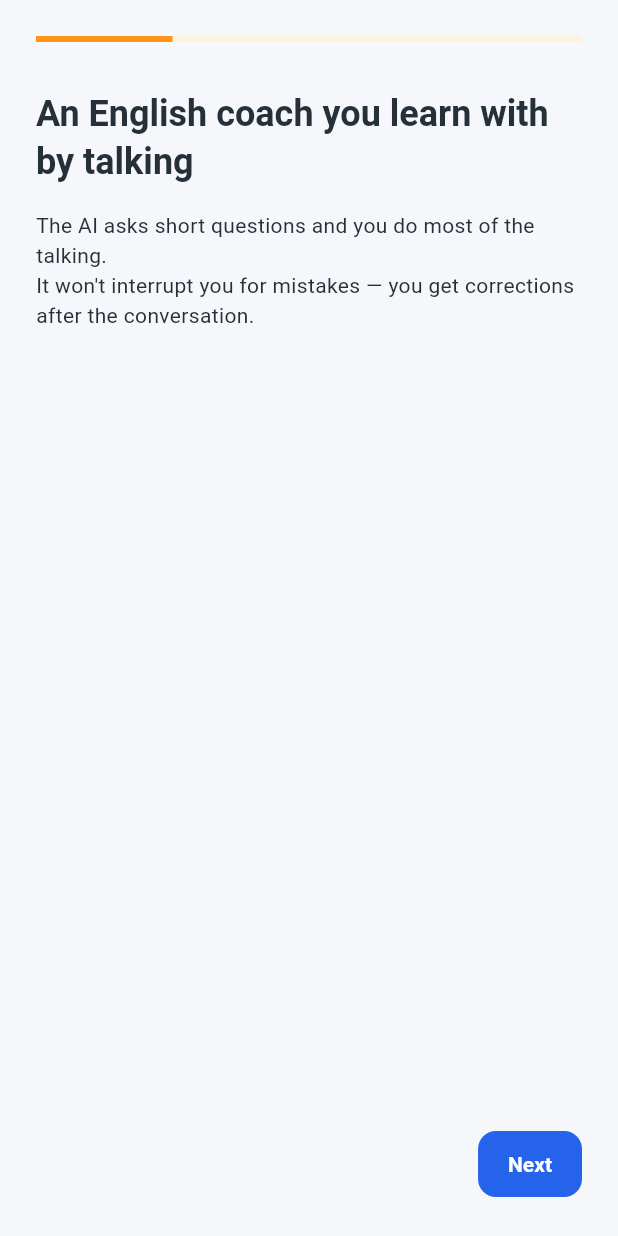
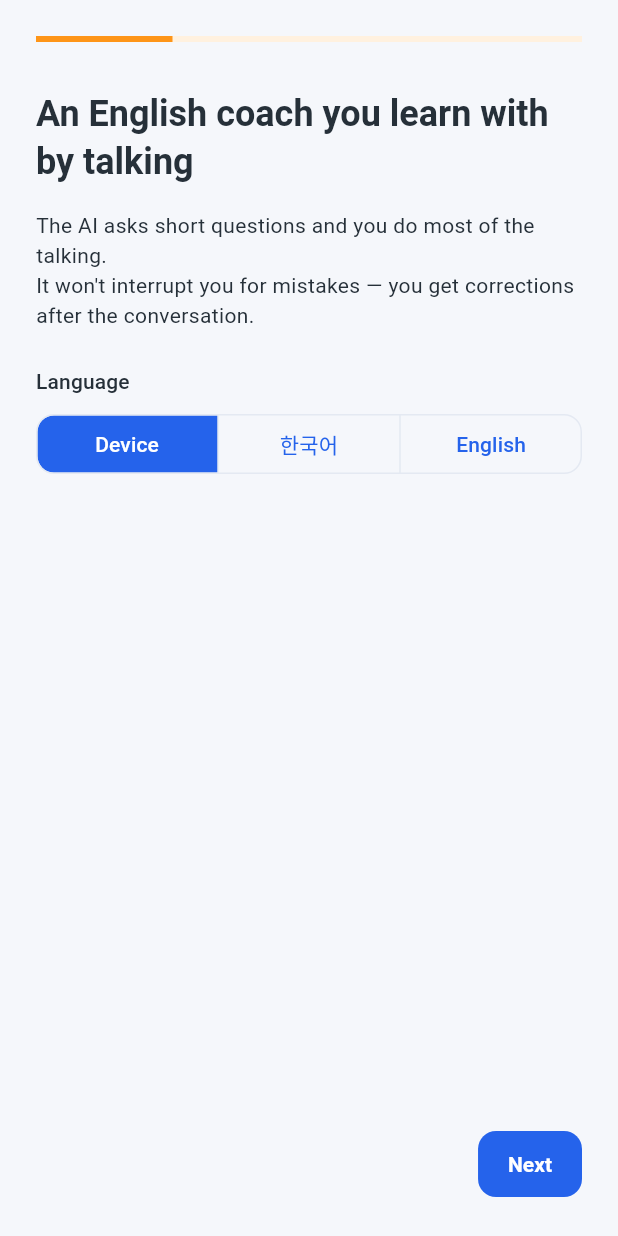
Before and after one commit to leejaegyung/eng-talk-, a Flutter app: the screen it shows after launch, on a phone screen of 412 x 824 dp. Run offline on Flutter 3.47's test engine with Material 3 defaults, Android fonts, the phone set to English and light mode, and no system bars; our stand-ins replace audioplayers, drift, drift_flutter, flutter_riverpod, flutter_secure_storage, flutter_tts and 3 more; missing offline and left inert: record; accounts and stored records are empty; generated files the repository leaves out were written again.

Commit message:
feat: choose the app language in onboarding and settings
Co-Authored-By: Claude Opus 5.5 <noreply@anthropic.com>

```diff
--- a/apps/flutter_app/lib/app/app.dart
+++ b/apps/flutter_app/lib/app/app.dart
@@ -1,6 +1,7 @@
 import 'package:flutter/material.dart';
 import 'package:flutter_riverpod/flutter_riverpod.dart';
 
+import 'app_language.dart';
 import 'l10n/gen/app_localizations.dart';
 import 'router.dart';
 import 'theme.dart';
@@ -14,6 +15,7 @@ class SpeakingCoachApp extends ConsumerWidget {
       onGenerateTitle: (context) => AppLocalizations.of(context).appTitle,
       theme: buildLightTheme(),
       darkTheme: buildDarkTheme(),
+      locale: ref.watch(appLanguageProvider).value,
       localizationsDelegates: AppLocalizations.localizationsDelegates,
       supportedLocales: AppLocalizations.supportedLocales,
       routerConfig: ref.watch(routerProvider),
--- a/apps/flutter_app/lib/app/l10n/app_en.arb
+++ b/apps/flutter_app/lib/app/l10n/app_en.arb
@@ -313,5 +313,9 @@
   "settingsAutoBargeInNote": "With auto-listen on, it also listens while the AI speaks. On speakers the AI's own voice can be heard as yours, so turn this on only with earphones.",
   "settingsDiagnostics": "Export diagnostics",
   "settingsDiagnosticsNote": "Saves the app's error log ({count} recent) to a file, without conversations or keys. Attach it when reporting a problem.",
-  "settingsDiagnosticsClear": "Clear error log"
+  "settingsDiagnosticsClear": "Clear error log",
+  "languageLabel": "Language",
+  "languageSystem": "Device",
+  "languageKo": "한국어",
+  "languageEn": "English"
 }
--- a/apps/flutter_app/lib/app/l10n/app_ko.arb
+++ b/apps/flutter_app/lib/app/l10n/app_ko.arb
@@ -648,5 +648,9 @@
       }
     }
   },
-  "settingsDiagnosticsClear": "오류 기록 지우기"
+  "settingsDiagnosticsClear": "오류 기록 지우기",
+  "languageLabel": "언어",
+  "languageSystem": "기기 설정",
+  "languageKo": "한국어",
+  "languageEn": "English"
 }
--- a/apps/flutter_app/lib/app/l10n/gen/app_localizations.dart
+++ b/apps/flutter_app/lib/app/l10n/gen/app_localizations.dart
@@ -1981,6 +1981,30 @@ abstract class AppLocalizations {
   /// In ko, this message translates to:
   /// **'오류 기록 지우기'**
   String get settingsDiagnosticsClear;
+
+  /// No description provided for @languageLabel.
+  ///
+  /// In ko, this message translates to:
+  /// **'언어'**
+  String get languageLabel;
+
+  /// No description provided for @languageSystem.
+  ///
+  /// In ko, this message translates to:
+  /// **'기기 설정'**
+  String get languageSystem;
+
+  /// No description provided for @languageKo.
+  ///
+  /// In ko, this message translates to:
+  /// **'한국어'**
+  String get languageKo;
+
+  /// No description provided for @languageEn.
+  ///
+  /// In ko, this message translates to:
+  /// **'English'**
+  String get languageEn;
 }
 
 class _AppLocalizationsDelegate
--- a/apps/flutter_app/lib/app/l10n/gen/app_localizations_en.dart
+++ b/apps/flutter_app/lib/app/l10n/gen/app_localizations_en.dart
@@ -1091,4 +1091,16 @@ class AppLocalizationsEn extends AppLocalizations {
 
   @override
   String get settingsDiagnosticsClear => 'Clear error log';
+
+  @override
+  String get languageLabel => 'Language';
+
+  @override
+  String get languageSystem => 'Device';
+
+  @override
+  String get languageKo => '한국어';
+
+  @override
+  String get languageEn => 'English';
 }
--- a/apps/flutter_app/lib/app/l10n/gen/app_localizations_ko.dart
+++ b/apps/flutter_app/lib/app/l10n/gen/app_localizations_ko.dart
@@ -1057,4 +1057,16 @@ class AppLocalizationsKo extends AppLocalizations {
 
   @override
   String get settingsDiagnosticsClear => '오류 기록 지우기';
+
+  @override
+  String get languageLabel => '언어';
+
+  @override
+  String get languageSystem => '기기 설정';
+
+  @override
+  String get languageKo => '한국어';
+
+  @override
+  String get languageEn => 'English';
 }
--- a/apps/flutter_app/lib/domain/settings/settings_store.dart
+++ b/apps/flutter_app/lib/domain/settings/settings_store.dart
@@ -7,6 +7,9 @@ abstract interface class SettingsStore {
 
 abstract final class SettingKeys {
   static const onboardingDone = 'onboarding.done';
+
+  /// 'ko', 'en' or 'system' (unset = system).
+  static const appLanguage = 'app.language';
 
   /// Read AI replies aloud by default ('true'/'false'; unset = true).
   static const speakReplies = 'voice.speak_replies';
--- /dev/null
+++ b/apps/flutter_app/lib/features/common/language_picker.dart
@@ -0,0 +1,29 @@
+import 'package:flutter/material.dart';
+import 'package:flutter_riverpod/flutter_riverpod.dart';
+
+import '../../app/app_language.dart';
+import '../../app/l10n/gen/app_localizations.dart';
+
+/// Device / 한국어 / English. Labels stay in their own language so they
+/// can be found whatever is shown now.
+class LanguagePicker extends ConsumerWidget {
+  const LanguagePicker({super.key});
+
+  @override
+  Widget build(BuildContext context, WidgetRef ref) {
+    final l10n = AppLocalizations.of(context);
+    final current = ref.watch(appLanguageProvider).value?.languageCode;
+    return SegmentedButton<String>(
+      segments: [
+        ButtonSegment(value: 'system', label: Text(l10n.languageSystem)),
+        ButtonSegment(value: 'ko', label: Text(l10n.languageKo)),
+        ButtonSegment(value: 'en', label: Text(l10n.languageEn)),
+      ],
+      selected: {current ?? 'system'},
+      showSelectedIcon: false,
+      onSelectionChanged: (v) => ref
+          .read(appLanguageProvider.notifier)
+          .set(v.single == 'system' ? null : v.single),
+    );
+  }
+}
--- a/apps/flutter_app/lib/features/onboarding/onboarding_screen.dart
+++ b/apps/flutter_app/lib/features/onboarding/onboarding_screen.dart
@@ -4,6 +4,7 @@ import 'package:flutter_riverpod/flutter_riverpod.dart';
 import '../../app/l10n/gen/app_localizations.dart';
 import '../common/failure_text.dart';
 import '../common/goal_picker.dart';
+import '../common/language_picker.dart';
 import '../common/privacy_notice.dart';
 import 'onboarding_controller.dart';
 
@@ -21,7 +22,13 @@ class OnboardingScreen extends ConsumerWidget {
     final (title, body, actions) = switch (s.step) {
       OnboardingStep.welcome => (
         l10n.onboardingWelcomeTitle,
-        <Widget>[Text(l10n.onboardingWelcomeBody)],
+        <Widget>[
+          Text(l10n.onboardingWelcomeBody),
+          const SizedBox(height: 24),
+          Text(l10n.languageLabel, style: theme.textTheme.titleSmall),
+          const SizedBox(height: 8),
+          const LanguagePicker(),
+        ],
         <Widget>[
           FilledButton(onPressed: ctrl.next, child: Text(l10n.onboardingNext)),
         ],
--- a/apps/flutter_app/lib/features/settings/settings_screen.dart
+++ b/apps/flutter_app/lib/features/settings/settings_screen.dart
@@ -4,6 +4,7 @@ import 'package:flutter_riverpod/flutter_riverpod.dart';
 import '../../app/l10n/gen/app_localizations.dart';
 import '../common/failure_text.dart';
 import '../common/goal_picker.dart';
+import '../common/language_picker.dart';
 import '../common/privacy_notice.dart';
 import 'ai_choice_settings.dart';
 import 'settings_controller.dart';
@@ -95,6 +96,11 @@ class SettingsScreen extends ConsumerWidget {
                 ),
               ),
               const AiChoiceSettings(),
+              section(l10n.languageLabel),
+              const Padding(
+                padding: EdgeInsets.fromLTRB(16, 4, 16, 8),
+                child: LanguagePicker(),
+              ),
               section(l10n.goalsTitle),
               const Padding(
                 padding: EdgeInsets.fromLTRB(16, 4, 16, 8),
```
Also changed, not shown: apps/flutter_app/lib/app/app_language.dart (added, +30 -0 lines), 2 other files.
